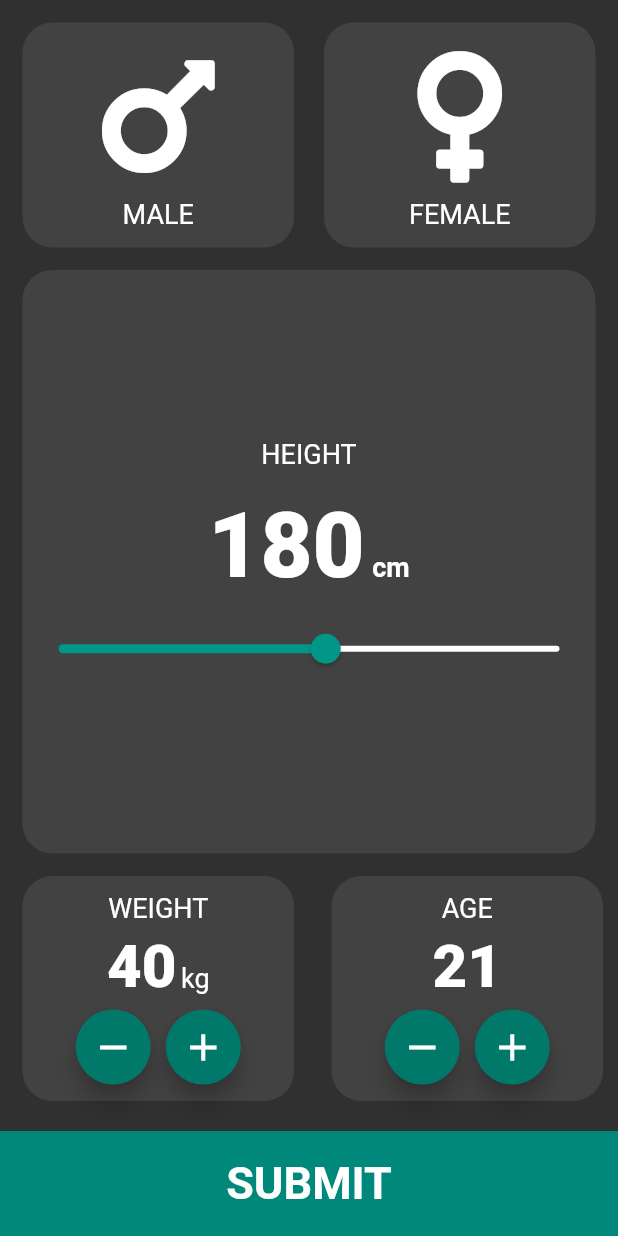
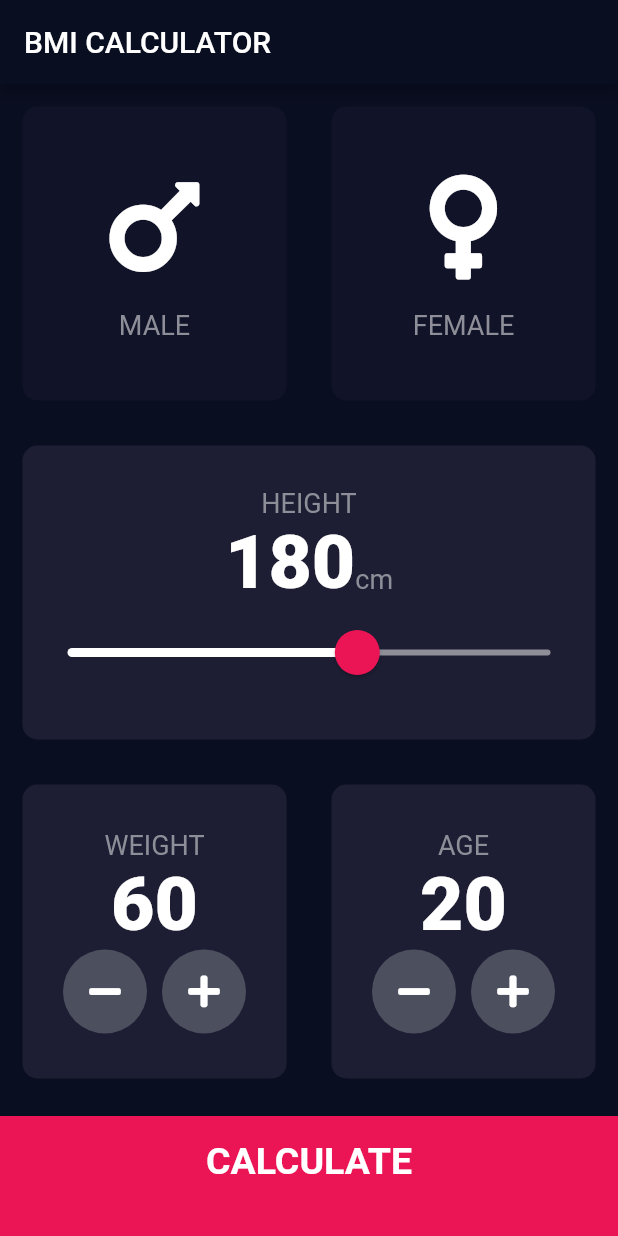
Before and after one commit to Harmanjit14/BMI-Calculator, a Flutter app: the screen it shows after launch, on a phone screen of 412 x 824 dp. Run offline on Flutter 3.47's test engine with Material 2 defaults, Android fonts, the phone set to English and light mode, and no system bars; our stand-ins replace font_awesome_flutter.

Commit message:
all done

```diff
--- a/lib/First/Button.dart
+++ b/lib/First/Button.dart
@@ -1,3 +1,4 @@
+import 'package:bmi_calculator/database.dart';
 import 'package:flutter/material.dart';
 
 class SubmitBut extends StatefulWidget {
@@ -13,6 +14,8 @@ class _SubmitButState extends State<SubmitBut> {
       key: main,
       padding: EdgeInsets.all(0),
       onPressed: () {
+        UserData obj;
+        obj.calculate();
         Navigator.pushNamed(context, '/second');
       },
       child: Container(
--- a/lib/First/first.dart
+++ b/lib/First/first.dart
@@ -1,3 +1,4 @@
+import 'package:bmi_calculator/database.dart';
 import 'package:flutter/material.dart';
 
 import 'first_MainBox.dart';
@@ -31,6 +32,7 @@ class _ColectorFirstState extends State<ColectorFirst> {
       if (finWidM == inactive) {
         finWidM = active;
         finWidF = inactive;
+        UserData obj = UserData.getGender(1);
       } else {
         finWidM = inactive;
         finWidF = inactive;
@@ -39,6 +41,7 @@ class _ColectorFirstState extends State<ColectorFirst> {
       if (finWidF == inactive) {
         finWidF = active;
         finWidM = inactive;
+        UserData obj = UserData.getGender(0);
       } else {
         finWidF = inactive;
         finWidM = inactive;
--- a/lib/First/first_BottomBoxes.dart
+++ b/lib/First/first_BottomBoxes.dart
@@ -1,4 +1,5 @@
 import 'package:flutter/material.dart';
+import 'package:bmi_calculator/database.dart';
 
 class AgeBox extends StatefulWidget {
   @override
@@ -102,6 +103,7 @@ class WeightBox extends StatefulWidget {
 class _WeightBoxState extends State<WeightBox> {
   Key but2, but1;
   int weight = 40;
+
   @override
   Widget build(BuildContext context) {
     return Expanded(
@@ -148,6 +150,7 @@ class _WeightBoxState extends State<WeightBox> {
                     onPressed: () {
                       setState(() {
                         weight--;
+                        UserData obj = UserData.getWeight(weight);
                       });
                     },
                     child: Icon(
@@ -170,6 +173,7 @@ class _WeightBoxState extends State<WeightBox> {
                     onPressed: () {
                       setState(() {
                         weight++;
+                        UserData obj = UserData.getWeight(weight);
                       });
                     },
                     child: Icon(
--- a/lib/First/first_MainBox.dart
+++ b/lib/First/first_MainBox.dart
@@ -1,5 +1,6 @@
 import 'package:flutter/material.dart';
 import 'package:font_awesome_flutter/font_awesome_flutter.dart';
+import 'package:bmi_calculator/database.dart';
 
 class MainBox extends StatefulWidget {
   @override
@@ -47,6 +48,7 @@ class _MainBoxState extends State<MainBox> {
               value: height.toDouble(),
               onChanged: (double newVal) {
                 setState(() {
+                  UserData obj = UserData.getHeight(newVal.toInt());
                   height = newVal.toInt();
                 });
               },
--- /dev/null
+++ b/lib/calculator_brain.dart
@@ -0,0 +1,35 @@
+import 'dart:math';
+
+class CalculatorBrain {
+  CalculatorBrain({this.height, this.weight});
+
+  final int height;
+  final int weight;
+
+  double _bmi;
+
+  String calculateBMI() {
+    _bmi = weight / pow(height / 100, 2);
+    return _bmi.toStringAsFixed(1);
+  }
+
+  String getResult() {
+    if (_bmi >= 25) {
+      return 'Overweight';
+    } else if (_bmi > 18.5) {
+      return 'Normal';
+    } else {
+      return 'Underweight';
+    }
+  }
+
+  String getInterpretation() {
+    if (_bmi >= 25) {
+      return 'You have a higher than normal body weight. Try to exercise more.';
+    } else if (_bmi >= 18.5) {
+      return 'You have a normal body weight. Good job!';
+    } else {
+      return 'You have a lower than normal body weight. You can eat a bit more.';
+    }
+  }
+}
--- /dev/null
+++ b/lib/components/bottom_button.dart
@@ -0,0 +1,29 @@
+import 'package:flutter/material.dart';
+import 'package:bmi_calculator/constants.dart';
+
+class BottomButton extends StatelessWidget {
+  BottomButton({@required this.onTap, @required this.buttonTitle});
+
+  final Function onTap;
+  final String buttonTitle;
+
+  @override
+  Widget build(BuildContext context) {
+    return GestureDetector(
+      onTap: onTap,
+      child: Container(
+        child: Center(
+          child: Text(
+            buttonTitle,
+            style: kLargeButtonTextStyle,
+          ),
+        ),
+        color: kBottomContainerColour,
+        margin: EdgeInsets.only(top: 10.0),
+        padding: EdgeInsets.only(bottom: 20.0),
+        width: double.infinity,
+        height: kBottomContainerHeight,
+      ),
+    );
+  }
+}
--- /dev/null
+++ b/lib/components/icon_content.dart
@@ -0,0 +1,29 @@
+import 'package:flutter/material.dart';
+import 'package:bmi_calculator/constants.dart';
+
+class IconContent extends StatelessWidget {
+  IconContent({this.icon, this.label});
+
+  final IconData icon;
+  final String label;
+
+  @override
+  Widget build(BuildContext context) {
+    return Column(
+      mainAxisAlignment: MainAxisAlignment.center,
+      children: <Widget>[
+        Icon(
+          icon,
+          size: 80.0,
+        ),
+        SizedBox(
+          height: 15.0,
+        ),
+        Text(
+          label,
+          style: kLabelTextStyle,
+        )
+      ],
+    );
+  }
+}
--- /dev/null
+++ b/lib/components/reusable_card.dart
@@ -0,0 +1,24 @@
+import 'package:flutter/material.dart';
+
+class ReusableCard extends StatelessWidget {
+  ReusableCard({@required this.colour, this.cardChild, this.onPress});
+
+  final Color colour;
+  final Widget cardChild;
+  final Function onPress;
+
+  @override
+  Widget build(BuildContext context) {
+    return GestureDetector(
+      onTap: onPress,
+      child: Container(
+        child: cardChild,
+        margin: EdgeInsets.all(15.0),
+        decoration: BoxDecoration(
+          color: colour,
+          borderRadius: BorderRadius.circular(10.0),
+        ),
+      ),
+    );
+  }
+}
--- /dev/null
+++ b/lib/components/round_icon_button.dart
@@ -0,0 +1,23 @@
+import 'package:flutter/material.dart';
+
+class RoundIconButton extends StatelessWidget {
+  RoundIconButton({@required this.icon, @required this.onPressed});
+
+  final IconData icon;
+  final Function onPressed;
+
+  @override
+  Widget build(BuildContext context) {
+    return RawMaterialButton(
+      elevation: 0.0,
+      child: Icon(icon),
+      onPressed: onPressed,
+      constraints: BoxConstraints.tightFor(
+        width: 56.0,
+        height: 56.0,
+      ),
+      shape: CircleBorder(),
+      fillColor: Color(0xFF4C4F5E),
+    );
+  }
+}
--- /dev/null
+++ b/lib/constants.dart
@@ -0,0 +1,41 @@
+import 'package:flutter/material.dart';
+
+const kBottomContainerHeight = 80.0;
+const kActiveCardColour = Color(0xFF1D1E33);
+const kInactiveCardColour = Color(0xFF111328);
+const kBottomContainerColour = Color(0xFFEB1555);
+
+const kLabelTextStyle = TextStyle(
+  fontSize: 18.0,
+  color: Color(0xFF8D8E98),
+);
+
+const kNumberTextStyle = TextStyle(
+  fontSize: 50.0,
+  fontWeight: FontWeight.w900,
+);
+
+const kLargeButtonTextStyle = TextStyle(
+  fontSize: 25.0,
+  fontWeight: FontWeight.bold,
+);
+
+const kTitleTextStyle = TextStyle(
+  fontSize: 50.0,
+  fontWeight: FontWeight.bold,
+);
+
+const kResultTextStyle = TextStyle(
+  color: Color(0xFF24D876),
+  fontSize: 22.0,
+  fontWeight: FontWeight.bold,
+);
+
+const kBMITextStyle = TextStyle(
+  fontSize: 100.0,
+  fontWeight: FontWeight.bold,
+);
+
+const kBodyTextStyle = TextStyle(
+  fontSize: 22.0,
+);
--- a/lib/database.dart
+++ b/lib/database.dart
@@ -1,7 +1,26 @@
 class UserData {
   int height, weight, age, gender;
-  UserData(UserData x)
-  {
+  static int h, w, a;
+  static double b;
+  double bmi;
+  UserData();
+  UserData.getWeight(this.weight);
+  UserData.getHeight(this.height);
+  UserData.getGender(this.gender) {
+    a = gender;
+  }
+  UserData.getBmi() {
+    double x = calculate();
+    b = bmi;
+  }
+  double calculate() {
+    double h = height / 100;
+    bmi = weight / (h * h);
+    return bmi;
+  }
 
+  int retGender() {
+    final int x = gender;
+    return x;
   }
 }
--- a/lib/main.dart
+++ b/lib/main.dart
@@ -1,22 +1,17 @@
 import 'package:flutter/material.dart';
-import 'package:bmi_calculator/Second/second.dart';
-import 'First/first.dart';
+import 'package:bmi_calculator/screens/input_page.dart';
 
-void main() {
-  runApp(MyApp());
-}
+void main() => runApp(BMICalculator());
 
-class MyApp extends StatelessWidget {
+class BMICalculator extends StatelessWidget {
   @override
   Widget build(BuildContext context) {
     return MaterialApp(
-      title: 'BMI CALCULATOR',
-      routes: {
-        '/first': (context) => FirstRoute(),
-        '/second': (context) => SecondRoute()
-      },
-      theme: ThemeData.dark(),
-      initialRoute: '/first',
+      theme: ThemeData.dark().copyWith(
+        primaryColor: Color(0xFF0A0E21),
+        scaffoldBackgroundColor: Color(0xFF0A0E21),
+      ),
+      home: InputPage(),
     );
   }
 }
--- /dev/null
+++ b/lib/screens/input_page.dart
@@ -0,0 +1,236 @@
+import 'package:flutter/material.dart';
+import 'package:font_awesome_flutter/font_awesome_flutter.dart';
+import 'package:bmi_calculator/components/icon_content.dart';
+import 'package:bmi_calculator/components/reusable_card.dart';
+import 'package:bmi_calculator/constants.dart';
+import 'package:bmi_calculator/screens/results_page.dart';
+import 'package:bmi_calculator/components/bottom_button.dart';
+import 'package:bmi_calculator/components/round_icon_button.dart';
+import 'package:bmi_calculator/calculator_brain.dart';
+
+enum Gender {
+  male,
+  female,
+}
+
+class InputPage extends StatefulWidget {
+  @override
+  _InputPageState createState() => _InputPageState();
+}
+
+class _InputPageState extends State<InputPage> {
+  Gender selectedGender;
+  int height = 180;
+  int weight = 60;
+  int age = 20;
+
+  @override
+  Widget build(BuildContext context) {
+    return Scaffold(
+      appBar: AppBar(
+        title: Text('BMI CALCULATOR'),
+      ),
+      body: Column(
+        crossAxisAlignment: CrossAxisAlignment.stretch,
+        children: <Widget>[
+          Expanded(
+              child: Row(
+            children: <Widget>[
+              Expanded(
+                child: ReusableCard(
+                  onPress: () {
+                    setState(() {
+                      selectedGender = Gender.male;
+                    });
+                  },
+                  colour: selectedGender == Gender.male
+                      ? kActiveCardColour
+                      : kInactiveCardColour,
+                  cardChild: IconContent(
+                    icon: FontAwesomeIcons.mars,
+                    label: 'MALE',
+                  ),
+                ),
+              ),
+              Expanded(
+                child: ReusableCard(
+                  onPress: () {
+                    setState(() {
+                      selectedGender = Gender.female;
+                    });
+                  },
+                  colour: selectedGender == Gender.female
+                      ? kActiveCardColour
+                      : kInactiveCardColour,
+                  cardChild: IconContent(
+                    icon: FontAwesomeIcons.venus,
+                    label: 'FEMALE',
+                  ),
+                ),
+              ),
+            ],
+          )),
+          Expanded(
+            child: ReusableCard(
+              colour: kActiveCardColour,
+              cardChild: Column(
+                mainAxisAlignment: MainAxisAlignment.center,
+                children: <Widget>[
+                  Text(
+                    'HEIGHT',
+                    style: kLabelTextStyle,
+                  ),
+                  Row(
+                    mainAxisAlignment: MainAxisAlignment.center,
+                    crossAxisAlignment: CrossAxisAlignment.baseline,
+                    textBaseline: TextBaseline.alphabetic,
+                    children: <Widget>[
+                      Text(
+                        height.toString(),
+                        style: kNumberTextStyle,
+                      ),
+                      Text(
+                        'cm',
+                        style: kLabelTextStyle,
+                      )
+                    ],
+                  ),
+                  SliderTheme(
+                    data: SliderTheme.of(context).copyWith(
+                      inactiveTrackColor: Color(0xFF8D8E98),
+                      activeTrackColor: Colors.white,
+                      thumbColor: Color(0xFFEB1555),
+                      overlayColor: Color(0x29EB1555),
+                      thumbShape:
+                          RoundSliderThumbShape(enabledThumbRadius: 15.0),
+                      overlayShape:
+                          RoundSliderOverlayShape(overlayRadius: 30.0),
+                    ),
+                    child: Slider(
+                      value: height.toDouble(),
+                      min: 120.0,
+                      max: 220.0,
+                      onChanged: (double newValue) {
+                        setState(() {
+                          height = newValue.round();
+                        });
+                      },
+                    ),
+                  ),
+                ],
+              ),
+            ),
+          ),
+          Expanded(
+            child: Row(
+              children: <Widget>[
+                Expanded(
+                  child: ReusableCard(
+                    colour: kActiveCardColour,
+                    cardChild: Column(
+                      mainAxisAlignment: MainAxisAlignment.center,
+                      children: <Widget>[
+                        Text(
+                          'WEIGHT',
+                          style: kLabelTextStyle,
+                        ),
+                        Text(
+                          weight.toString(),
+                          style: kNumberTextStyle,
+                        ),
+                        Row(
+                          mainAxisAlignment: MainAxisAlignment.center,
+                          children: <Widget>[
+                            RoundIconButton(
+                                icon: FontAwesomeIcons.minus,
+                                onPressed: () {
+                                  setState(() {
+                                    weight--;
+                                  });
+                                }),
+                            SizedBox(
+                              width: 10.0,
+                            ),
+                            RoundIconButton(
+                              icon: FontAwesomeIcons.plus,
+                              onPressed: () {
+                                setState(() {
+                                  weight++;
+                                });
+                              },
+                            ),
+                          ],
+                        ),
+                      ],
+                    ),
+                  ),
+                ),
+                Expanded(
+                  child: ReusableCard(
+                    colour: kActiveCardColour,
+                    cardChild: Column(
+                      mainAxisAlignment: MainAxisAlignment.center,
+                      children: <Widget>[
+                        Text(
+                          'AGE',
+                          style: kLabelTextStyle,
+                        ),
+                        Text(
+                          age.toString(),
+                          style: kNumberTextStyle,
+                        ),
+                        Row(
+                          mainAxisAlignment: MainAxisAlignment.center,
+                          children: <Widget>[
+                            RoundIconButton(
+                              icon: FontAwesomeIcons.minus,
+                              onPressed: () {
+                                setState(
+                                  () {
+                                    age--;
+                                  },
+                                );
+                              },
+                            ),
+                            SizedBox(
+                              width: 10.0,
+                            ),
+                            RoundIconButton(
+                                icon: FontAwesomeIcons.plus,
+                                onPressed: () {
+                                  setState(() {
+                                    age++;
+                                  });
+                                })
+                          ],
+                        )
+                      ],
+                    ),
+                  ),
+                ),
+              ],
+            ),
+          ),
+          BottomButton(
+            buttonTitle: 'CALCULATE',
+            onTap: () {
+              CalculatorBrain calc =
+                  CalculatorBrain(height: height, weight: weight);
+
+              Navigator.push(
+                context,
+                MaterialPageRoute(
+                  builder: (context) => ResultsPage(
+                        bmiResult: calc.calculateBMI(),
+                        resultText: calc.getResult(),
+                        interpretation: calc.getInterpretation(),
+                      ),
+                ),
+              );
+            },
+          ),
+        ],
+      ),
+    );
+  }
+}
```
Also changed, not shown: lib/Second/mainBoxSec.dart (+25 -0 lines), lib/screens/results_page.dart (added, +71 -0 lines).
